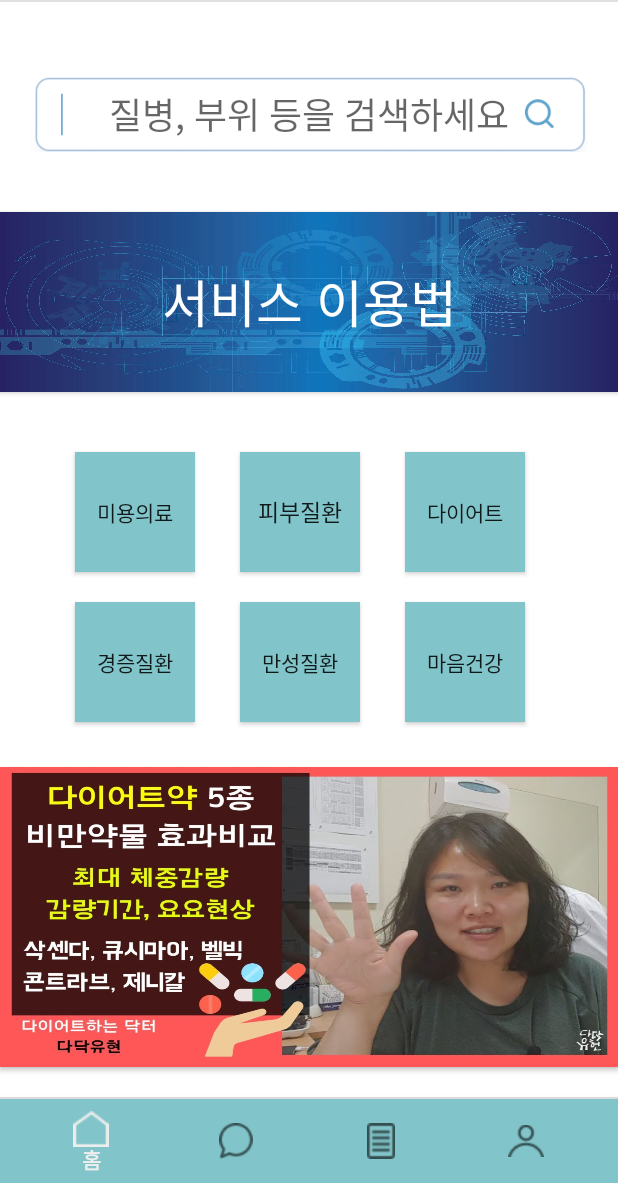
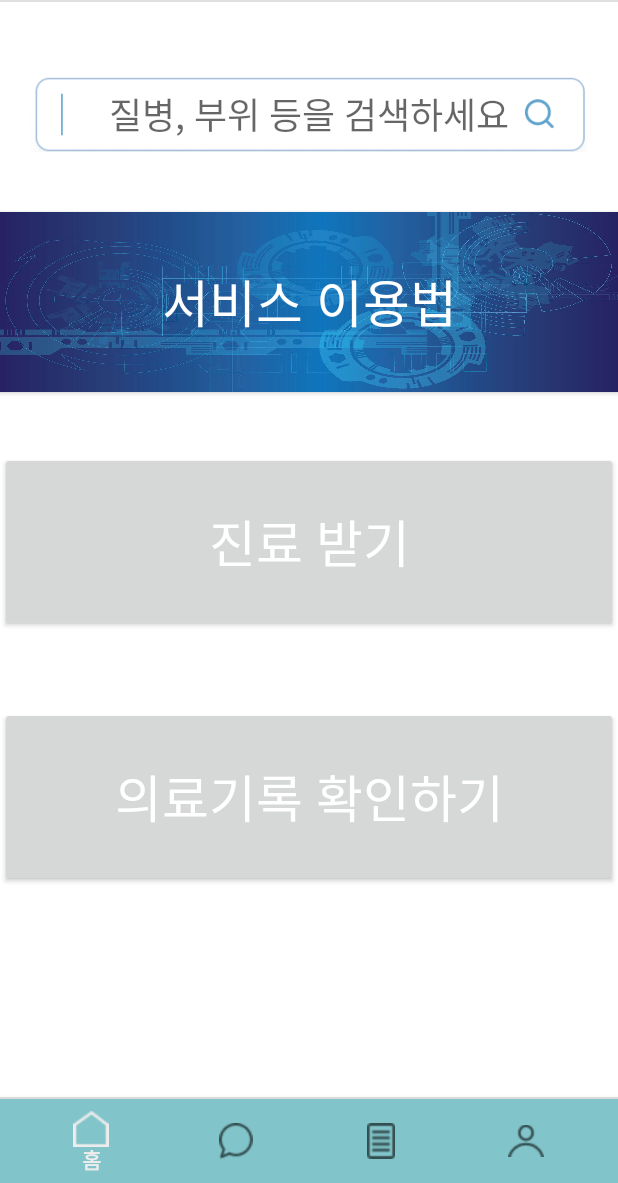
Before and after one commit to sminju98/Alicorn, an Android app: the HomeFragment screen opened directly, with no data from a screen before it, on a phone screen of 412 x 824 dp, the part 53-1236 px from its top. Run offline under Robolectric (Android 15) with nearby library versions, the phone set to English and light mode, and no system bars.

Commit message:
이게 되네

```diff
--- a/app/src/main/java/org/techtown/alicorn/DoctorActivity.kt
+++ b/app/src/main/java/org/techtown/alicorn/DoctorActivity.kt
@@ -17,7 +17,6 @@ import java.util.*
 
 class DoctorActivity : AppCompatActivity() {
     private lateinit var binding: ActivityDoctorBinding
-    var firestore : FirebaseFirestore? = null
 
     override fun onCreate(savedInstanceState: Bundle?) {
         super.onCreate(savedInstanceState)
@@ -26,7 +25,6 @@ class DoctorActivity : AppCompatActivity() {
         setContentView(binding.root)
 
         //Initiate
-        firestore = FirebaseFirestore.getInstance()
 
 
 
--- a/app/src/main/java/org/techtown/alicorn/SearchActivity.kt
+++ b/app/src/main/java/org/techtown/alicorn/SearchActivity.kt
@@ -2,96 +2,35 @@ package org.techtown.alicorn
 
 import android.content.Intent
 import android.os.Bundle
-import android.view.LayoutInflater
-import android.view.ViewGroup
 import androidx.appcompat.app.AppCompatActivity
 import androidx.recyclerview.widget.LinearLayoutManager
-import androidx.recyclerview.widget.RecyclerView
-import com.bumptech.glide.Glide
 import com.google.firebase.firestore.FirebaseFirestore
-import com.google.firebase.firestore.FirebaseFirestoreException
-import com.google.firebase.firestore.QuerySnapshot
+import org.techtown.alicorn.adapter.SearchAdapter
 import org.techtown.alicorn.databinding.ActivitySearchBinding
-import org.techtown.alicorn.databinding.ItemDoctorBinding
-import org.techtown.alicorn.navigation.model.DoctorDTO
 
 var firestore: FirebaseFirestore? = null
 
 class SearchActivity : AppCompatActivity() {
     private lateinit var binding: ActivitySearchBinding
-    var i = 3
-
+    private lateinit var searchAdapter : SearchAdapter
     override fun onCreate(savedInstanceState: Bundle?) {
         super.onCreate(savedInstanceState)
         binding = ActivitySearchBinding.inflate(layoutInflater)
         setContentView(binding.root)
         firestore = FirebaseFirestore.getInstance()
 
-        binding.searchRecyclerView.adapter = SearchAdapter()
+        searchAdapter =  SearchAdapter(onItemClicked ={
+            startActivity(Intent(this, DoctorActivity::class.java))
+
+        })
+        binding.searchRecyclerView.adapter = searchAdapter
         binding.searchRecyclerView.layoutManager = LinearLayoutManager(this)
 
         binding.backButton.setOnClickListener {
             startActivity(Intent(this, MainActivity::class.java))
         }
         binding.searchButton.setOnClickListener {
-        }
-        binding.root.setOnClickListener{
-            startActivity(Intent(this,DoctorActivity::class.java))
-        }
-    }
-
-
-
-    inner class SearchAdapter : RecyclerView.Adapter<SearchAdapter.ViewHolder>() {
-        var DoctorDTOs: ArrayList<DoctorDTO> = arrayListOf()
-
-        init {
-            firestore?.collection("doctor")
-                ?.addSnapshotListener { value: QuerySnapshot?, error: FirebaseFirestoreException? ->
-                    // ArrayList 비워줌
-                    DoctorDTOs.clear()
-                    for (snapshot in value!!.documents) {
-                        var item = snapshot.toObject(DoctorDTO::class.java)
-                        DoctorDTOs.add(item!!)
-                    }
-
-                    notifyDataSetChanged()
-                }
-        }
-
-        inner class ViewHolder(val binding: ItemDoctorBinding) :
-            RecyclerView.ViewHolder(binding.root)
-
-
-        override fun onCreateViewHolder(viewGroup: ViewGroup, viewType: Int): ViewHolder {
-            return ViewHolder(
-                ItemDoctorBinding.inflate(
-                    LayoutInflater.from(viewGroup.context),
-                    viewGroup,
-                    false
-                )
-            )
-        }
-
-        override fun getItemCount(): Int {
-            return DoctorDTOs.size
-        }
-
-        override fun onBindViewHolder(holder: ViewHolder, position: Int) {
-            var viewHolder = (holder as ViewHolder).itemView
-
-            holder.binding.doctorNameTextView.text = DoctorDTOs[position].doctorName
-            holder.binding.clinicNameTextView.text = DoctorDTOs[position].clinicName
-            Glide.with(viewHolder.context).load(DoctorDTOs!![position].profileImageUrl)
-                .into(holder.binding.doctorImage)
-
-            holder.itemView.setOnClickListener {
-                var intent = Intent(viewHolder.context, DoctorActivity::class.java).apply {
-                    //putExtra("data", position)
-                }.run { startActivity(this) }
-
             }
 
         }
-    }
 }
--- /dev/null
+++ b/app/src/main/java/org/techtown/alicorn/adapter/SearchAdapter.kt
@@ -0,0 +1,75 @@
+package org.techtown.alicorn.adapter
+
+import android.content.Context
+import android.content.Intent
+import android.view.LayoutInflater
+import android.view.ViewGroup
+import androidx.recyclerview.widget.RecyclerView
+import com.bumptech.glide.Glide
+import com.google.firebase.firestore.FirebaseFirestoreException
+import com.google.firebase.firestore.QuerySnapshot
+import org.techtown.alicorn.DoctorActivity
+import org.techtown.alicorn.MainActivity
+import org.techtown.alicorn.databinding.ActivitySearchBinding
+import org.techtown.alicorn.databinding.ItemDoctorBinding
+import org.techtown.alicorn.firestore
+import org.techtown.alicorn.navigation.model.DoctorDTO
+
+class SearchAdapter(val onItemClicked: (DoctorDTO) -> Unit) :
+    RecyclerView.Adapter<SearchAdapter.ViewHolder>() {
+
+    private lateinit var binding: ActivitySearchBinding
+    var DoctorDTOs: ArrayList<DoctorDTO> = arrayListOf()
+
+    interface OnItemClickListener {
+        fun onItemClick(v: ViewHolder, data: DoctorDTO, pos: Int)
+    }
+
+    private var listener: OnItemClickListener? = null
+    fun setOnItemClickListener(listener: OnItemClickListener) {
+        this.listener = listener
+    }
+
+    init {
+        firestore?.collection("doctor")
+            ?.addSnapshotListener { value: QuerySnapshot?, error: FirebaseFirestoreException? ->
+                // ArrayList 비워줌
+                DoctorDTOs.clear()
+                for (snapshot in value!!.documents) {
+                    var item = snapshot.toObject(DoctorDTO::class.java)
+                    DoctorDTOs.add(item!!)
+                }
+
+                notifyDataSetChanged()
+            }
+    }
+
+    inner class ViewHolder(val binding: ItemDoctorBinding) :
+        RecyclerView.ViewHolder(binding.root)
+
+
+    override fun onCreateViewHolder(viewGroup: ViewGroup, viewType: Int): ViewHolder {
+        return ViewHolder(
+            ItemDoctorBinding.inflate(
+                LayoutInflater.from(viewGroup.context),
+                viewGroup,
+                false
+            )
+        )
+    }
+
+    override fun getItemCount(): Int {
+        return DoctorDTOs.size
+    }
+
+    override fun onBindViewHolder(holder: ViewHolder, position: Int) {
+        var viewHolder = (holder as ViewHolder).itemView
+
+        holder.binding.doctorNameTextView.text = DoctorDTOs[position].doctorName
+        holder.binding.clinicNameTextView.text = DoctorDTOs[position].clinicName
+        Glide.with(viewHolder.context).load(DoctorDTOs!![position].profileImageUrl)
+            .into(holder.binding.doctorImage)
+
+    }
+
+}
--- a/app/src/main/java/org/techtown/alicorn/navigation/HomeFragment.kt
+++ b/app/src/main/java/org/techtown/alicorn/navigation/HomeFragment.kt
@@ -20,41 +20,17 @@ class HomeFragment : Fragment() {
     ): View? {
         var view = FragmentHomeBinding.inflate(inflater, container, false)
 
-        view.SearchButton.setOnClickListener {
+        view.searchButton.setOnClickListener {
             startActivity(Intent(getActivity(), SearchActivity::class.java))
         }
 
-        view.Guidebutton.setOnClickListener {
+        view.guideButton.setOnClickListener {
             val intent = Intent(Intent.ACTION_VIEW, Uri.parse("http://drugunicorn.com"))
             startActivity(intent)
         }
 
-        view.beautyButton.setOnClickListener {
+        view.treatButton.setOnClickListener {
             startActivity(Intent(getActivity(), SearchActivity::class.java))
-        }
-
-        view.skinButton.setOnClickListener {
-            startActivity(Intent(getActivity(), SearchActivity::class.java))
-        }
-
-        view.dietButton.setOnClickListener {
-            startActivity(Intent(getActivity(), SearchActivity::class.java))
-        }
-        view.lightButton.setOnClickListener {
-            startActivity(Intent(getActivity(), SearchActivity::class.java))
-        }
-
-        view.oldButton.setOnClickListener {
-            startActivity(Intent(getActivity(), SearchActivity::class.java))
-        }
-
-        view.mindButton.setOnClickListener {
-            startActivity(Intent(getActivity(), SearchActivity::class.java))
-        }
-
-        view.infoButton.setOnClickListener {
-            val intent = Intent(Intent.ACTION_VIEW, Uri.parse("https://www.youtube.com/watch?v=oFza9GkpIQc"))
-            startActivity(intent)
         }
 
         return view.root
--- a/app/src/main/res/layout/fragment_home.xml
+++ b/app/src/main/res/layout/fragment_home.xml
@@ -9,7 +9,7 @@
 
 
     <Button
-        android:id="@+id/SearchButton"
+        android:id="@+id/searchButton"
         android:layout_width="match_parent"
         android:layout_height="50dp"
         android:layout_alignParentStart="true"
@@ -24,86 +24,36 @@
         android:textSize="24sp" />
 
     <Button
-        android:id="@+id/Guidebutton"
+        android:id="@+id/guideButton"
         android:layout_width="match_parent"
         android:layout_height="120dp"
-        android:layout_below="@id/SearchButton"
+        android:layout_below="@id/searchButton"
         android:layout_marginBottom="40dp"
         android:background="@drawable/background"
         android:text="서비스 이용법"
         android:textColor="@color/colorWhite"
         android:textSize="34sp" />
 
-    <Button
-        android:id="@+id/beautyButton"
-        android:layout_width="80dp"
-        android:layout_height="80dp"
-        android:layout_below="@id/Guidebutton"
-        android:layout_marginLeft="50dp"
-        android:background="@color/colorPrimaryDark"
-        android:text="미용의료" />
 
     <Button
-        android:id="@+id/skinButton"
-        android:layout_width="80dp"
-        android:layout_height="80dp"
-        android:layout_below="@id/Guidebutton"
-        android:layout_marginLeft="30dp"
-        android:layout_toRightOf="@+id/beautyButton"
-        android:background="@color/colorPrimaryDark"
-        android:textSize="15sp"
-        android:text="피부질환" />
-
-    <Button
-        android:id="@+id/dietButton"
-        android:layout_width="80dp"
-        android:layout_height="80dp"
-        android:layout_below="@id/Guidebutton"
-        android:layout_marginLeft="30dp"
-        android:layout_marginRight="40dp"
-        android:layout_toRightOf="@+id/skinButton"
-        android:background="@color/colorPrimaryDark"
-        android:text="다이어트" />
+        android:id="@+id/treatButton"
+        android:layout_width="match_parent"
+        android:layout_height="120dp"
+        android:layout_below="@id/guideButton"
+        android:layout_marginBottom="50dp"
+        android:text="진료 받기"
+        android:textColor="@color/colorWhite"
+        android:textSize="34sp" />
 
 
     <Button
-        android:id="@+id/lightButton"
-        android:layout_width="80dp"
-        android:layout_height="80dp"
-        android:layout_below="@id/beautyButton"
-        android:layout_marginTop="20dp"
-        android:layout_marginLeft="50dp"
-        android:background="@color/colorPrimaryDark"
-        android:text="경증질환" />
-
-    <Button
-        android:id="@+id/oldButton"
-        android:layout_width="80dp"
-        android:layout_height="80dp"
-        android:layout_below="@id/beautyButton"
-        android:layout_marginLeft="30dp"
-        android:layout_marginTop="20dp"
-        android:layout_toRightOf="@+id/lightButton"
-        android:background="@color/colorPrimaryDark"
-        android:text="만성질환" />
-
-    <Button
-        android:id="@+id/mindButton"
-        android:layout_width="80dp"
-        android:layout_height="80dp"
-        android:layout_below="@id/beautyButton"
-        android:layout_marginLeft="30dp"
-        android:layout_marginRight="40dp"
-        android:layout_marginTop="20dp"
-        android:layout_toRightOf="@+id/oldButton"
-        android:background="@color/colorPrimaryDark"
-        android:text="마음건강" />
-
-    <Button
-        android:id="@+id/infoButton"
+        android:id="@+id/phrButton"
         android:layout_width="match_parent"
-        android:layout_height="200dp"
-        android:layout_marginTop="510dp"
-        android:background="@drawable/medicalinfo"/>
+        android:layout_height="120dp"
+        android:layout_below="@id/treatButton"
+        android:layout_marginBottom="50dp"
+        android:text="의료기록 확인하기"
+        android:textColor="@color/colorWhite"
+        android:textSize="34sp" />
 
 </RelativeLayout>
```
